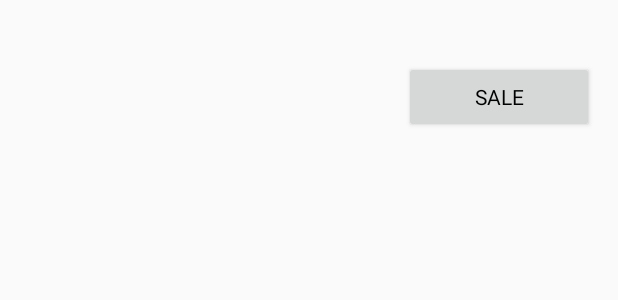
After one commit to ionelah/InventoryApp, an Android app: the layout list_item.xml on its own in the app's theme, with its tools: preview values and no code run, on a phone screen of 412 x 824 dp. The commit adds this screen. Shown: the top 300 px of the screen. Run offline under Robolectric (Android 15) with nearby library versions, the phone set to English and light mode, and no system bars.

Commit message:
v2 add missing files

```diff
--- /dev/null
+++ b/app/src/main/res/layout/list_item.xml
@@ -0,0 +1,52 @@
+<?xml version="1.0" encoding="utf-8"?>
+<LinearLayout
+    xmlns:android="http://schemas.android.com/apk/res/android"
+    android:layout_width="match_parent"
+    android:layout_height="wrap_content"
+    android:orientation="vertical"
+    android:padding="@dimen/activity_margin">
+
+    <TextView
+        android:id="@+id/name_of_flower"
+        android:layout_width="wrap_content"
+        android:layout_height="wrap_content"
+        android:fontFamily="sans-serif-medium"
+        android:textAppearance="?android:textAppearanceMedium"
+        android:textColor="#2B3D4D"/>
+
+    <LinearLayout
+        android:layout_width="match_parent"
+        android:layout_height="wrap_content"
+        android:orientation="horizontal">
+
+        <TextView
+            android:id="@+id/price_for_flower"
+            android:layout_width="0dp"
+            android:layout_height="wrap_content"
+            android:layout_weight="1"
+            android:fontFamily="sans-serif"
+            android:textAppearance="?android:textAppearanceSmall"
+            android:textColor="#000000" />
+
+        <TextView
+            android:id="@+id/quantity_of_flower"
+            android:layout_width="0dp"
+            android:layout_height="wrap_content"
+            android:layout_weight="1"
+            android:fontFamily="sans-serif"
+            android:textAppearance="?android:textAppearanceSmall"
+            android:textColor="#000000" />
+
+        <Button
+            android:id="@+id/sale_button"
+            android:layout_width="0dp"
+            android:layout_height="wrap_content"
+            android:layout_weight="1"
+            android:text="SALE"
+            android:textColor="#000000"
+            android:fontFamily="sans-serif"
+            android:textAppearance="?android:textAppearanceSmall" />
+
+    </LinearLayout>
+
+</LinearLayout>
```
Also changed, not shown: app/src/main/java/com/example/android/inventoryapp/EditorActivity.java (+29 -17 lines), app/src/main/java/com/example/android/inventoryapp/FlowerCursorAdapter.java (added, +90 -0 lines), app/src/main/java/com/example/android/inventoryapp/data/FlowerProvider.java (added, +295 -0 lines).
